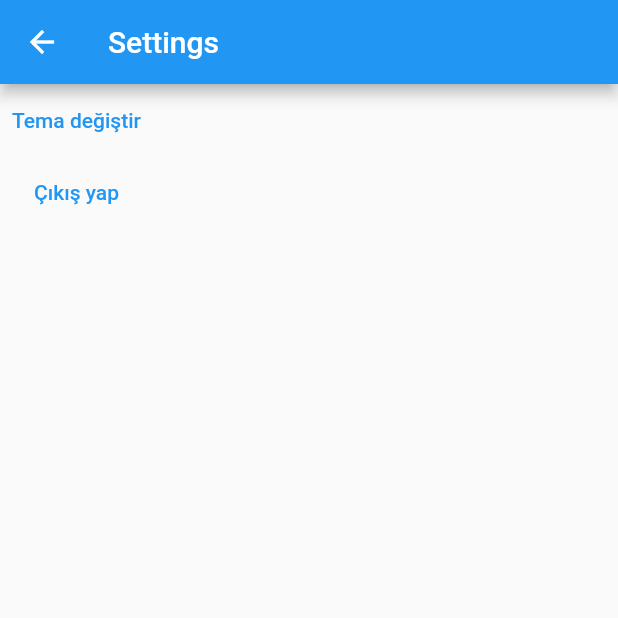
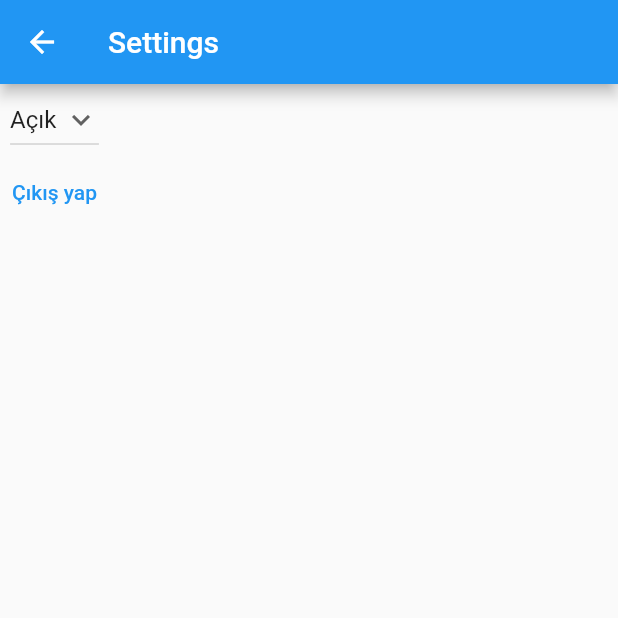
Before and after one commit to DyrALT/code_editor, a Flutter app: the MyHomePage screen opened directly, after a tap on the "settings" icon, on a phone screen of 412 x 824 dp, the top half of it. Run offline on Flutter 3.47's test engine with Material 2 defaults, Android fonts, the phone set to English and light mode, and no system bars; our stand-ins replace bloc, email_validator, equatable, firebase_auth, firebase_core, flutter_highlight and 6 more; missing offline and left inert: code_text_field, highlight, the_validator; accounts and stored records are empty.

Commit message:
theme support

```diff
--- a/lib/bloc_tema/Tema_events.dart
+++ b/lib/bloc_tema/Tema_events.dart
@@ -1,3 +1,4 @@
 abstract class TemaEvent{}
 
-class TemaDegistirEvent extends TemaEvent{}
+class AcikTemaDegistirEvent extends TemaEvent{}
+class KoyuTemaDegistirEvent extends TemaEvent{}
--- a/lib/main.dart
+++ b/lib/main.dart
@@ -1,8 +1,10 @@
 import 'package:firebase_auth/firebase_auth.dart';
 import 'package:firebase_core/firebase_core.dart';
 import 'package:note_code/bloc_tema/Tema_events.dart';
+import 'package:note_code/models/themes.dart';
 import 'package:note_code/pages/login.dart';
 import 'package:note_code/pages/new_code.dart';
+import 'package:note_code/pages/settings.dart';
 import 'package:note_code/utils/locator.dart';
 import 'package:note_code/widgets/Cards.dart';
 import 'package:flutter/material.dart';
@@ -29,16 +31,17 @@ var theme;
 x() async {
   var x = await utils.getTheme();
   // theme = (x == 0) ? temaBloc.dark : temaBloc.light;
-  if (x == 0) {
-    theme = temaBloc.dark;
-    temaBloc.deger = true;
+  if (x == "Açık") {
+    theme = temaBloc.light;
+    temaBloc.ad = "Açık";
+    temaBloc.code_theme = xcodeTheme;
     print("************ tema => $x");
   }
-  if (x == 1) {
-    theme = temaBloc.light;
+  if (x == "Koyu") {
+    theme = temaBloc.dark;
+    temaBloc.ad = "Koyu";
+    temaBloc.code_theme = monokaiSublimeTheme;
     print("************ tema => $x");
-
-    temaBloc.deger = false;
   }
 }
 
@@ -61,7 +64,7 @@ class _SplashScrenState extends State<SplashScren> {
   Widget build(BuildContext context) {
     return SplashScreen(
         seconds: 5,
-        navigateAfterSeconds: Login(),
+        navigateAfterSeconds: AuthController(),
         title: new Text('Code Editor Yükleniyor'),
         backgroundColor: Colors.white,
         styleTextUnderTheLoader: new TextStyle(),
@@ -74,11 +77,7 @@ class MyApp extends StatefulWidget {
   const MyApp({Key? key}) : super(key: key);
 
   @override
-  _MyAppState createState() {
-    print("************ CREATE STATE ÇALIŞTI");
-    x();
-    return _MyAppState();
-  }
+  _MyAppState createState() => _MyAppState();
 }
 
 class _MyAppState extends State<MyApp> {
@@ -103,7 +102,10 @@ class MyHomePage extends StatefulWidget {
   const MyHomePage({Key? key}) : super(key: key);
 
   @override
-  _MyHomePageState createState() => _MyHomePageState();
+  _MyHomePageState createState() {
+    x();
+    return _MyHomePageState();
+  }
 }
 
 class _MyHomePageState extends State<MyHomePage> {
@@ -153,42 +155,3 @@ class _MyHomePageState extends State<MyHomePage> {
     );
   }
 }
-
-class Settings extends StatefulWidget {
-  const Settings({Key? key}) : super(key: key);
-
-  @override
-  _SettingsState createState() => _SettingsState();
-}
-
-class _SettingsState extends State<Settings> {
-  @override
-  Widget build(BuildContext context) {
-    return Scaffold(
-      appBar: AppBar(title: Text('Settings')),
-      body: Column(
-        children: [
-          TextButton(
-              onPressed: () {
-                temaBloc.temaEventSink.add(TemaDegistirEvent());
-              },
-              child: Text('Tema değiştir')),
-          TextButton(
-              onPressed: () async {
-                await _auth.signOut();
-                print("çıkış yapıldı*****************************");
-                print(await utils.getTheme());
-                Navigator.pushAndRemoveUntil(
-                  context,
-                  MaterialPageRoute(
-                    builder: (context) => Login(),
-                  ),
-                  ModalRoute.withName('/'),
-                );
-              },
-              child: Text('Çıkış yap')),
-        ],
-      ),
-    );
-  }
-}
--- /dev/null
+++ b/lib/models/themes.dart
@@ -0,0 +1,3 @@
+export 'package:flutter_highlight/themes/monokai-sublime.dart';
+export 'package:flutter_highlight/themes/googlecode.dart';
+export 'package:flutter_highlight/themes/xcode.dart';
--- /dev/null
+++ b/lib/pages/settings.dart
@@ -0,0 +1,74 @@
+import 'package:firebase_auth/firebase_auth.dart';
+import 'package:flutter/material.dart';
+import 'package:note_code/bloc_tema/Tema_bloc.dart';
+import 'package:note_code/bloc_tema/Tema_events.dart';
+import 'package:note_code/pages/login.dart';
+import 'package:note_code/utils/locator.dart';
+import 'package:note_code/utils/utils.dart';
+
+final TemaBloc temaBloc = locator.get<TemaBloc>();
+FirebaseAuth _auth = FirebaseAuth.instance;
+final utils = Utils();
+
+
+class Settings extends StatefulWidget {
+  const Settings({Key? key}) : super(key: key);
+
+  @override
+  _SettingsState createState() => _SettingsState();
+}
+
+class _SettingsState extends State<Settings> {
+  String dropdownvalue = temaBloc.ad;
+
+  // List of items in our dropdown menu
+  var items = [
+    'Açık',
+    'Koyu',
+  ];
+  @override
+  Widget build(BuildContext context) {
+    return Scaffold(
+      appBar: AppBar(title: Text('Settings')),
+      body: Column(
+        children: [
+          DropdownButton(
+            // Initial Value
+            value: dropdownvalue,
+            icon: const Icon(Icons.keyboard_arrow_down),
+            items: items.map((String items) {
+              return DropdownMenuItem(
+                value: items,
+                child: Text(items),
+              );
+            }).toList(),
+            onChanged: (String? newValue) {
+              if (newValue == "Açık") {
+                temaBloc.temaEventSink.add(AcikTemaDegistirEvent());
+              }
+              if (newValue == "Koyu") {
+                temaBloc.temaEventSink.add(KoyuTemaDegistirEvent());
+              }
+              setState(() {
+                dropdownvalue = newValue!;
+              });
+            },
+          ),
+          TextButton(
+              onPressed: () async {
+                await _auth.signOut();
+                print("çıkış yapıldı*****************************");
+                Navigator.pushAndRemoveUntil(
+                  context,
+                  MaterialPageRoute(
+                    builder: (context) => Login(),
+                  ),
+                  ModalRoute.withName('/'),
+                );
+              },
+              child: Text('Çıkış yap')),
+        ],
+      ),
+    );
+  }
+}
--- a/lib/utils/utils.dart
+++ b/lib/utils/utils.dart
@@ -1,16 +1,26 @@
+import 'dart:convert';
+
 import 'package:shared_preferences/shared_preferences.dart';
 
 class Utils {
-  // 0 : dart
-  // 1 : light
+  // 0 : light
+  // 1 : dart
   static const String _PREF_THEME = "app_theme";
-     Future<void> saveTheme(int themeIndex) async {
+  Future<void> saveTheme(int themeIndex) async {
     SharedPreferences prefs = await SharedPreferences.getInstance();
     prefs.setInt(_PREF_THEME, themeIndex);
   }
 
-   Future<int> getTheme() async {
+  Future<String?> getTheme() async {
     SharedPreferences prefs = await SharedPreferences.getInstance();
-    return prefs.getInt(_PREF_THEME) ?? 0;
+    // return prefs.getInt(_PREF_THEME) ?? 0;
+    if (prefs.getInt(_PREF_THEME) == 0) {
+      return "Açık";
+    }
+    if (prefs.getInt(_PREF_THEME) == 1) {
+      return "Koyu";
+    } else {
+      return "yok :D";
+    }
   }
 }
```
Also changed, not shown: lib/bloc_tema/Tema_bloc.dart (+15 -12 lines), lib/pages/login.dart (+43 -11 lines), lib/pages/new_code.dart (+12 -65 lines), lib/utils/auth.dart (+26 -19 lines).
